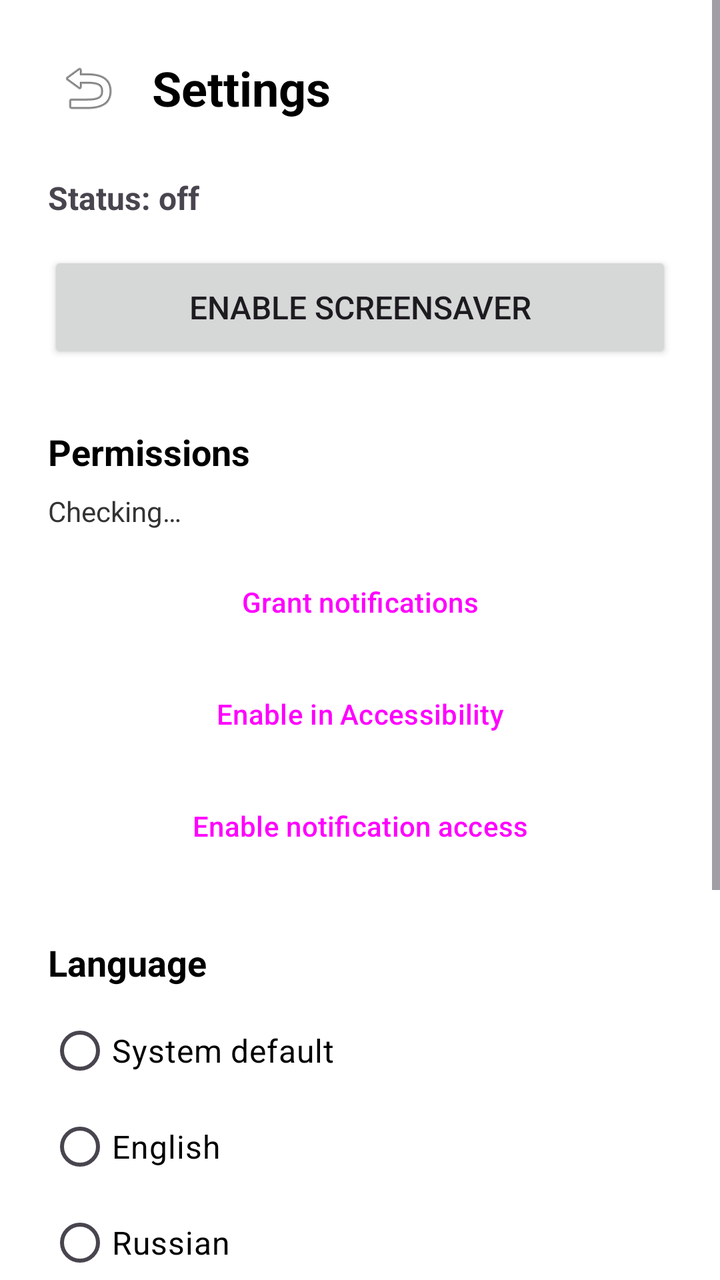
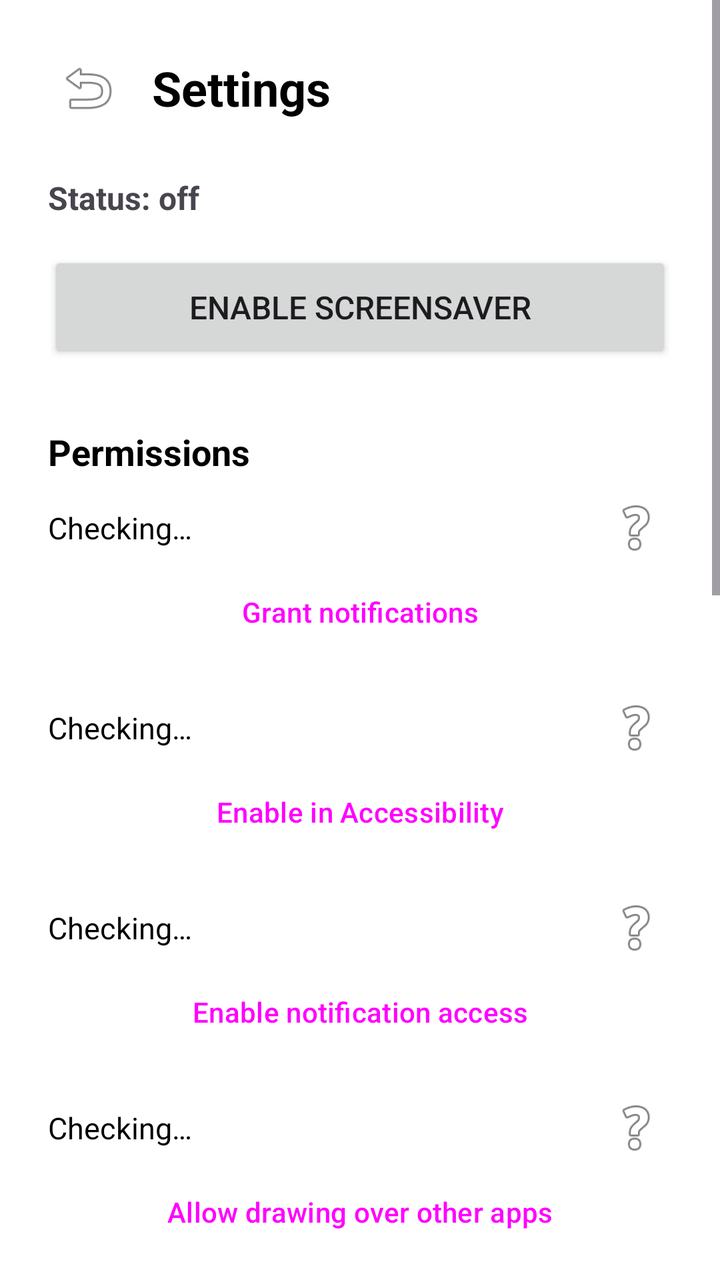

Two renders of the same Android screen: before a commit and after it. Below are the layout's source before the change and the commit's diff.
<!-- AndroidManifest.xml: application theme Theme.EinkScreensaver -->
<!-- res/layout/activity_settings.xml -->
<?xml version="1.0" encoding="utf-8"?>
<ScrollView xmlns:android="http://schemas.android.com/apk/res/android"
    android:layout_width="match_parent"
    android:layout_height="match_parent"
    android:background="#FFFFFF">

    <LinearLayout
        android:layout_width="match_parent"
        android:layout_height="wrap_content"
        android:orientation="vertical"
        android:padding="24dp">

        
        <LinearLayout
            android:layout_width="match_parent"
            android:layout_height="wrap_content"
            android:orientation="horizontal"
            android:gravity="center_vertical"
            android:layout_marginBottom="24dp">

            <ImageButton
                android:id="@+id/btnBack"
                android:layout_width="40dp"
                android:layout_height="40dp"
                android:src="@android:drawable/ic_menu_revert"
                android:background="?attr/selectableItemBackgroundBorderless"
                android:contentDescription="@string/back"
                android:scaleType="centerInside"
                android:layout_marginEnd="12dp" />

            <TextView
                android:layout_width="wrap_content"
                android:layout_height="wrap_content"
                android:text="@string/settings_title"
                android:textSize="24sp"
                android:textStyle="bold"
                android:textColor="#000000" />
        </LinearLayout>

        
        <TextView
            android:id="@+id/statusText"
            android:layout_width="wrap_content"
            android:layout_height="wrap_content"
            android:text="@string/status_off"
            android:textSize="16sp"
            android:textStyle="bold"
            android:layout_marginBottom="16dp" />

        <Button
            android:id="@+id/toggleButton"
            android:layout_width="match_parent"
            android:layout_height="56dp"
            android:text="@string/enable_screensaver"
            android:textSize="16sp"
            android:layout_marginBottom="32dp" />

        
        <LinearLayout
            android:id="@+id/permissionSection"
            android:layout_width="match_parent"
            android:layout_height="wrap_content"
            android:orientation="vertical"
            android:layout_marginBottom="32dp">

            <TextView
                android:layout_width="wrap_content"
                android:layout_height="wrap_content"
                android:text="@string/permissions_title"
                android:textSize="18sp"
                android:textStyle="bold"
                android:textColor="#000000"
                android:layout_marginBottom="8dp" />

            <TextView
                android:id="@+id/permissionStatusText"
                android:layout_width="wrap_content"
                android:layout_height="wrap_content"
                android:text="@string/checking"
                android:textSize="14sp"
                android:textColor="#333333"
                android:layout_marginBottom="12dp" />

            <Button
                android:id="@+id/btnGrantNotification"
                android:layout_width="match_parent"
                android:layout_height="48dp"
                android:text="@string/grant_notifications"
                android:textSize="14sp"
                android:layout_marginBottom="8dp"
                style="@style/Widget.Material3.Button.OutlinedButton" />

            <Button
                android:id="@+id/btnGrantA11y"
                android:layout_width="match_parent"
                android:layout_height="48dp"
                android:text="@string/grant_a11y"
                android:textSize="14sp"
                android:layout_marginBottom="8dp"
                style="@style/Widget.Material3.Button.OutlinedButton" />

            <Button
                android:id="@+id/btnGrantNotifAccess"
                android:layout_width="match_parent"
                android:layout_height="48dp"
                android:text="@string/grant_notif_access"
                android:textSize="14sp"
                style="@style/Widget.Material3.Button.OutlinedButton" />
        </LinearLayout>

        
        <TextView
            android:layout_width="wrap_content"
            android:layout_height="wrap_content"
            android:text="@string/language_title"
            android:textSize="18sp"
            android:textStyle="bold"
            android:textColor="#000000"
            android:layout_marginBottom="8dp" />

        <RadioGroup
            android:id="@+id/languageGroup"
            android:layout_width="match_parent"
            android:layout_height="wrap_content"
            android:layout_marginBottom="32dp">

            <RadioButton
                android:id="@+id/radioLangSystem"
                android:layout_width="wrap_content"
                android:layout_height="wrap_content"
                android:text="@string/language_system"
                android:textSize="16sp"
                android:textColor="#000000"
                android:paddingVertical="4dp" />

            <RadioButton
                android:id="@+id/radioLangEnglish"
                android:layout_width="wrap_content"
                android:layout_height="wrap_content"
                android:text="@string/language_english"
                android:textSize="16sp"
                android:textColor="#000000"
                android:paddingVertical="4dp" />

            <RadioButton
                android:id="@+id/radioLangRussian"
                android:layout_width="wrap_content"
                android:layout_height="wrap_content"
                android:text="@string/language_russian"
                android:textSize="16sp"
                android:textColor="#000000"
                android:paddingVertical="4dp" />
        </RadioGroup>

        
        <Button
            android:id="@+id/btnModuleSettings"
            android:layout_width="match_parent"
            android:layout_height="56dp"
            android:text="@string/module_settings_title"
            android:textSize="16sp"
            android:layout_marginBottom="32dp"
            style="@style/Widget.Material3.Button.OutlinedButton" />

        
        <TextView
            android:id="@+id/btnHowItWorks"
            android:layout_width="wrap_content"
            android:layout_height="wrap_content"
            android:layout_marginTop="8dp"
            android:text="@string/how_it_works"
            android:textSize="16sp"
            android:textColor="#1976D2"
            android:textStyle="bold"
            android:background="?attr/selectableItemBackground"
            android:padding="8dp"
            android:layout_marginBottom="16dp" />

        
        <TextView
            android:id="@+id/btnAbout"
            android:layout_width="wrap_content"
            android:layout_height="wrap_content"
            android:text="@string/about"
            android:textSize="16sp"
            android:textColor="#1976D2"
            android:textStyle="bold"
            android:background="?attr/selectableItemBackground"
            android:padding="8dp"
            android:layout_marginBottom="32dp" />

    </LinearLayout>
</ScrollView>
<!-- resources referenced by this layout -->
<resources>
  <string name="about">About</string>
  <string name="back">Back</string>
  <string name="checking">Checking…</string>
  <string name="enable_screensaver">Enable screensaver</string>
  <string name="grant_a11y">Enable in Accessibility</string>
  <string name="grant_notif_access">Enable notification access</string>
  <string name="grant_notifications">Grant notifications</string>
  <string name="how_it_works">How it works?</string>
  <string name="language_english">English</string>
  <string name="language_russian">Russian</string>
  <string name="language_system">System default</string>
  <string name="language_title">Language</string>
  <string name="module_settings_title">Module settings</string>
  <string name="permissions_title">Permissions</string>
  <string name="settings_title">Settings</string>
  <string name="status_off">Status: off</string>
  <style name="Theme.EinkScreensaver" parent="Theme.Material3.Light.NoActionBar">
          <item name="android:statusBarColor">#FFFFFF</item>
          <item name="android:windowLightStatusBar">true</item>
      </style>
</resources>

<!-- the commit's change to res/layout/activity_settings.xml (unified diff, before → after) -->
@@ -72,23 +72,79 @@
                 android:textColor="#000000"
                 android:layout_marginBottom="8dp" />
 
+            
+
+            
+            <LinearLayout
+                android:layout_width="match_parent"
+                android:layout_height="wrap_content"
+                android:orientation="horizontal"
+                android:gravity="center_vertical">
+
+                <TextView
+                    android:id="@+id/permNotifLabel"
+                    android:layout_width="0dp"
+                    android:layout_weight="1"
+                    android:layout_height="wrap_content"
+                    android:text="@string/checking"
+                    android:textSize="15sp"
+                    android:textColor="#000000" />
+
+                <ImageButton
+                    android:id="@+id/btnWhyNotif"
+                    android:layout_width="36dp"
+                    android:layout_height="36dp"
+                    android:src="@android:drawable/ic_menu_help"
+                    android:background="?attr/selectableItemBackgroundBorderless"
+                    android:scaleType="centerInside"
+                    android:contentDescription="@string/why_permission" />
+            </LinearLayout>
+
+            <Button
+                android:id="@+id/btnGrantNotification"
+                android:layout_width="match_parent"
+                android:layout_height="48dp"
+                android:text="@string/grant_notifications"
+                android:textSize="14sp"
+                android:layout_marginBottom="16dp"
+                style="@style/Widget.Material3.Button.OutlinedButton" />
+
+            
+            <LinearLayout
+                android:layout_width="match_parent"
+                android:layout_height="wrap_content"
+                android:orientation="horizontal"
+                android:gravity="center_vertical">
+
+                <TextView
+                    android:id="@+id/permA11yLabel"
+                    android:layout_width="0dp"
+                    android:layout_weight="1"
+                    android:layout_height="wrap_content"
+                    android:text="@string/checking"
+                    android:textSize="15sp"
+                    android:textColor="#000000" />
+
+                <ImageButton
+                    android:id="@+id/btnWhyA11y"
+                    android:layout_width="36dp"
+                    android:layout_height="36dp"
+                    android:src="@android:drawable/ic_menu_help"
+                    android:background="?attr/selectableItemBackgroundBorderless"
+                    android:scaleType="centerInside"
+                    android:contentDescription="@string/why_permission" />
+            </LinearLayout>
+
             <TextView
-                android:id="@+id/permissionStatusText"
-                android:layout_width="wrap_content"
-                android:layout_height="wrap_content"
-                android:text="@string/checking"
-                android:textSize="14sp"
-                android:textColor="#333333"
-                android:layout_marginBottom="12dp" />
-
-            <Button
-                android:id="@+id/btnGrantNotification"
-                android:layout_width="match_parent"
-                android:layout_height="48dp"
-                android:text="@string/grant_notifications"
-                android:textSize="14sp"
-                android:layout_marginBottom="8dp"
-                style="@style/Widget.Material3.Button.OutlinedButton" />
+                android:id="@+id/a11yLostWarning"
+                android:layout_width="match_parent"
+                android:layout_height="wrap_content"
+                android:text="@string/a11y_lost_warning"
+                android:textSize="13sp"
+                android:textColor="#000000"
+                android:textStyle="bold"
+                android:layout_marginTop="4dp"
+                android:visibility="gone" />
 
             <Button
                 android:id="@+id/btnGrantA11y"
@@ -96,14 +152,75 @@
                 android:layout_height="48dp"
                 android:text="@string/grant_a11y"
                 android:textSize="14sp"
-                android:layout_marginBottom="8dp"
-                style="@style/Widget.Material3.Button.OutlinedButton" />
+                android:layout_marginBottom="16dp"
+                style="@style/Widget.Material3.Button.OutlinedButton" />
+
+            
+            <LinearLayout
+                android:layout_width="match_parent"
+                android:layout_height="wrap_content"
+                android:orientation="horizontal"
+                android:gravity="center_vertical">
+
+                <TextView
+                    android:id="@+id/permNotifAccessLabel"
+                    android:layout_width="0dp"
+                    android:layout_weight="1"
+                    android:layout_height="wrap_content"
+                    android:text="@string/checking"
+                    android:textSize="15sp"
+                    android:textColor="#000000" />
+
+                <ImageButton
+                    android:id="@+id/btnWhyNotifAccess"
+                    android:layout_width="36dp"
+                    android:layout_height="36dp"
+                    android:src="@android:drawable/ic_menu_help"
+                    android:background="?attr/selectableItemBackgroundBorderless"
+                    android:scaleType="centerInside"
+                    android:contentDescription="@string/why_permission" />
+            </LinearLayout>
 
             <Button
                 android:id="@+id/btnGrantNotifAccess"
                 android:layout_width="match_parent"
                 android:layout_height="48dp"
                 android:text="@string/grant_notif_access"
+                android:textSize="14sp"
+                android:layout_marginBottom="16dp"
+                style="@style/Widget.Material3.Button.OutlinedButton" />
+
+            
+            <LinearLayout
+                android:layout_width="match_parent"
+                android:layout_height="wrap_content"
+                android:orientation="horizontal"
+                android:gravity="center_vertical">
+
+                <TextView
+                    android:id="@+id/permOverlayLabel"
+                    android:layout_width="0dp"
+                    android:layout_weight="1"
+                    android:layout_height="wrap_content"
+                    android:text="@string/checking"
+                    android:textSize="15sp"
+                    android:textColor="#000000" />
+
+                <ImageButton
+                    android:id="@+id/btnWhyOverlay"
+                    android:layout_width="36dp"
+                    android:layout_height="36dp"
+                    android:src="@android:drawable/ic_menu_help"
+                    android:background="?attr/selectableItemBackgroundBorderless"
+                    android:scaleType="centerInside"
+                    android:contentDescription="@string/why_permission" />
+            </LinearLayout>
+
+            <Button
+                android:id="@+id/btnGrantOverlay"
+                android:layout_width="match_parent"
+                android:layout_height="48dp"
+                android:text="@string/grant_overlay"
                 android:textSize="14sp"
                 style="@style/Widget.Material3.Button.OutlinedButton" />
         </LinearLayout>
@@ -161,6 +278,67 @@
             android:textSize="16sp"
             android:layout_marginBottom="32dp"
             style="@style/Widget.Material3.Button.OutlinedButton" />
+
+        
+        <TextView
+            android:layout_width="wrap_content"
+            android:layout_height="wrap_content"
+            android:text="@string/diagnostics_title"
+            android:textSize="18sp"
+            android:textStyle="bold"
+            android:textColor="#000000"
+            android:layout_marginBottom="8dp" />
+
+        <CheckBox
+            android:id="@+id/checkEventLog"
+            android:layout_width="match_parent"
+            android:layout_height="wrap_content"
+            android:text="@string/event_log_enable"
+            android:textSize="16sp"
+            android:textColor="#000000" />
+
+        <TextView
+            android:layout_width="match_parent"
+            android:layout_height="wrap_content"
+            android:text="@string/event_log_hint"
+            android:textSize="13sp"
+            android:textColor="#666666"
+            android:layout_marginBottom="8dp" />
+
+        <TextView
+            android:id="@+id/eventLogStatus"
+            android:layout_width="match_parent"
+            android:layout_height="wrap_content"
+            android:text="@string/event_log_off"
+            android:textSize="14sp"
+            android:textColor="#333333"
+            android:layout_marginBottom="12dp" />
+
+        <LinearLayout
+            android:layout_width="match_parent"
+            android:layout_height="wrap_content"
+            android:orientation="horizontal"
+            android:layout_marginBottom="32dp">
+
+            <Button
+                android:id="@+id/btnShareLog"
+                android:layout_width="0dp"
+                android:layout_weight="1"
+                android:layout_height="48dp"
+                android:text="@string/event_log_share"
+                android:textSize="14sp"
+                android:layout_marginEnd="8dp"
+                style="@style/Widget.Material3.Button.OutlinedButton" />
+
+            <Button
+                android:id="@+id/btnClearLog"
+                android:layout_width="0dp"
+                android:layout_weight="1"
+                android:layout_height="48dp"
+                android:text="@string/event_log_clear"
+                android:textSize="14sp"
+                style="@style/Widget.Material3.Button.OutlinedButton" />
+        </LinearLayout>
 
         
         <TextView
<!-- resource entries referenced after the edit -->
@@ -1,12 +1,20 @@
 <!-- resources referenced by this layout -->
 <resources>
+  <string name="a11y_lost_warning">The accessibility toggle was on and has been cleared by the system. Android does that to sideloaded apps unless App info → menu → \"Allow restricted settings\" has been granted, and after an app update or a low-memory kill. Switch it back on.</string>
   <string name="about">About</string>
   <string name="back">Back</string>
   <string name="checking">Checking…</string>
+  <string name="diagnostics_title">Diagnostics</string>
   <string name="enable_screensaver">Enable screensaver</string>
+  <string name="event_log_clear">Clear</string>
+  <string name="event_log_enable">Keep an event log</string>
+  <string name="event_log_hint">Writes each step of the lock cycle to a file: power press, which wake was used, redraws, going back to sleep, the unlock prompt. Turn it on only while chasing a bug — it costs a file write on every step.</string>
+  <string name="event_log_off">Logging is off</string>
+  <string name="event_log_share">Share log</string>
   <string name="grant_a11y">Enable in Accessibility</string>
   <string name="grant_notif_access">Enable notification access</string>
   <string name="grant_notifications">Grant notifications</string>
+  <string name="grant_overlay">Allow drawing over other apps</string>
   <string name="how_it_works">How it works?</string>
   <string name="language_english">English</string>
   <string name="language_russian">Russian</string>
@@ -16,6 +24,7 @@
   <string name="permissions_title">Permissions</string>
   <string name="settings_title">Settings</string>
   <string name="status_off">Status: off</string>
+  <string name="why_permission">What is this for?</string>
   <style name="Theme.EinkScreensaver" parent="Theme.Material3.Light.NoActionBar">
           <item name="android:statusBarColor">#FFFFFF</item>
           <item name="android:windowLightStatusBar">true</item>
